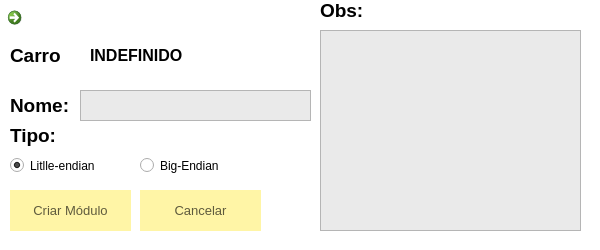
Qt form FSIPLeiria/criarmodulo.ui (tatianascgil/Projeto_Informatico_Formula_Student_Barramento_CAN) before a commit.
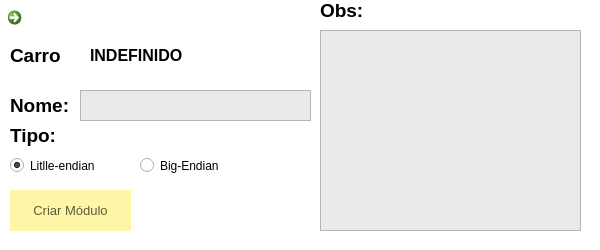
The same form after that commit. Icons and pictures are not drawn.

The edit to the form file:
```diff
--- a/FSIPLeiria/criarmodulo.ui
+++ b/FSIPLeiria/criarmodulo.ui
@@ -57,43 +57,6 @@
     <string>Criar Módulo</string>
    </property>
   </widget>
-  <widget class="QPushButton" name="btnCancelar">
-   <property name="geometry">
-    <rect>
-     <x>140</x>
-     <y>190</y>
-     <width>121</width>
-     <height>41</height>
-    </rect>
-   </property>
-   <property name="font">
-    <font>
-     <pointsize>10</pointsize>
-    </font>
-   </property>
-   <property name="cursor">
-    <cursorShape>PointingHandCursor</cursorShape>
-   </property>
-   <property name="styleSheet">
-    <string notr="true">QPushButton{
-	background-color:rgb(255, 245, 166);
-	border:none;
-	color:rgb(95, 91, 61);
-	border -bottom: 5px solid rgb(162, 155, 105)
-}
-QPushButton:hover{
-	background-color:rgb(229, 217, 150);
-	border-bottom: 5px solid rgb(162, 155, 105)
-}
-QPushButton:pressed {
-	background-color:rgb(255, 242, 165);
-	border-bottom: 5px solid rgb(162, 155, 105)
-}</string>
-   </property>
-   <property name="text">
-    <string>Cancelar</string>
-   </property>
-  </widget>
   <widget class="QLabel" name="label">
    <property name="geometry">
     <rect>
```
